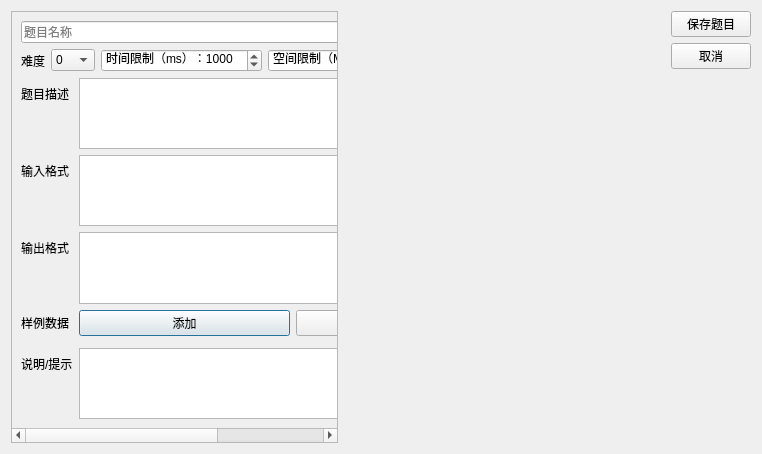
The window that RoomatchServer/addproblem.ui (guanglongshen/Roomatch) describes before a commit, drawn with Qt 5.
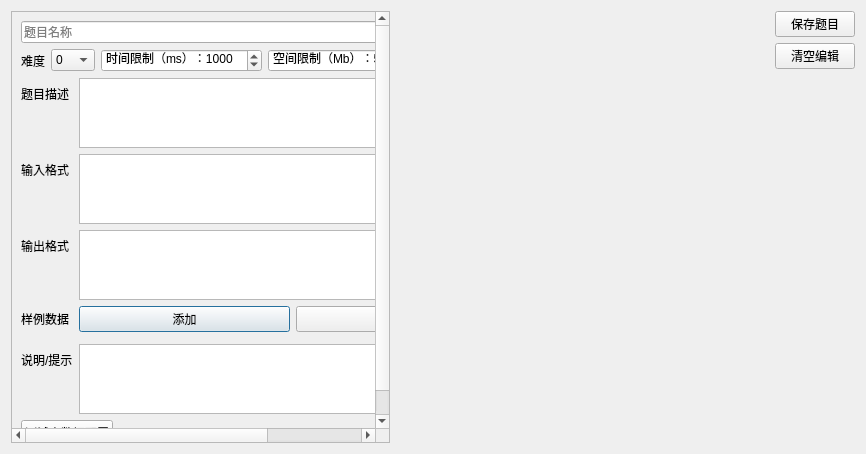
The same window after the commit.

Commit message: feat: 增加测试点配置路径按钮，清空编辑按钮，保存题目按钮

Diff of the .ui file:
```diff
--- a/RoomatchServer/addproblem.ui
+++ b/RoomatchServer/addproblem.ui
@@ -6,7 +6,7 @@
    <rect>
     <x>0</x>
     <y>0</y>
-    <width>762</width>
+    <width>866</width>
     <height>454</height>
    </rect>
   </property>
@@ -24,11 +24,11 @@
        <rect>
         <x>0</x>
         <y>0</y>
-        <width>386</width>
-        <height>423</height>
+        <width>392</width>
+        <height>440</height>
        </rect>
       </property>
-      <layout class="QVBoxLayout" name="verticalLayout">
+      <layout class="QVBoxLayout" name="verticalLayout" stretch="1,0">
        <item>
         <layout class="QFormLayout" name="formLayout">
          <property name="labelAlignment">
@@ -232,6 +232,24 @@
          </item>
         </layout>
        </item>
+       <item>
+        <layout class="QHBoxLayout" name="horizontalLayout_3" stretch="0,1">
+         <item>
+          <widget class="QPushButton" name="casePathChoose">
+           <property name="text">
+            <string>测试点数据配置</string>
+           </property>
+          </widget>
+         </item>
+         <item>
+          <widget class="QLabel" name="pathLabel">
+           <property name="text">
+            <string>Empty...</string>
+           </property>
+          </widget>
+         </item>
+        </layout>
+       </item>
       </layout>
      </widget>
     </widget>
@@ -251,7 +269,7 @@
      <item>
       <widget class="QPushButton" name="cancelBtn">
        <property name="text">
-        <string>取消</string>
+        <string>清空编辑</string>
        </property>
       </widget>
      </item>
```
Left out of the diff: 2 changed lines with no effect on the pictures. The commit also changes 5 other files.
